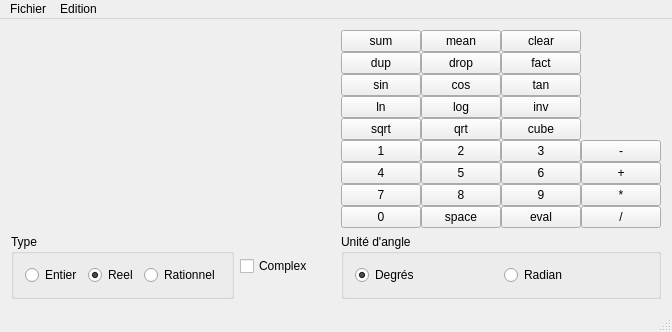
Qt form calcpol/mainwindow.ui (trecouvr/calclpol) before a commit.
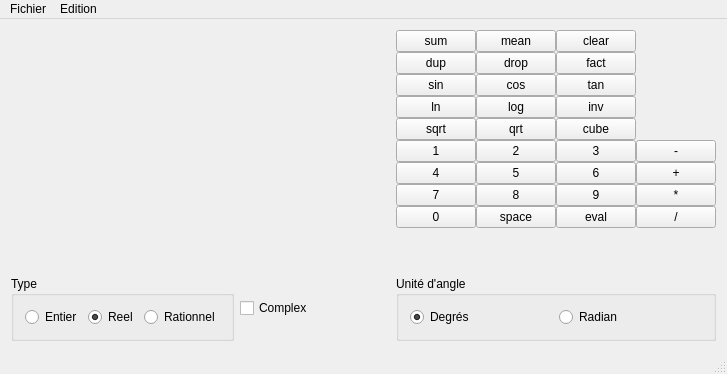
The same form after that commit. Custom widgets are drawn as their Qt base class.

The edit to the form file:
```diff
--- a/calcpol/mainwindow.ui
+++ b/calcpol/mainwindow.ui
@@ -6,8 +6,8 @@
    <rect>
     <x>0</x>
     <y>0</y>
-    <width>672</width>
-    <height>318</height>
+    <width>727</width>
+    <height>374</height>
    </rect>
   </property>
   <property name="windowTitle">
@@ -376,8 +376,8 @@
     <rect>
      <x>0</x>
      <y>0</y>
-     <width>672</width>
-     <height>23</height>
+     <width>727</width>
+     <height>25</height>
     </rect>
    </property>
    <widget class="QMenu" name="menuFichier">
```
Left out of the diff: 13 changed lines with no effect on the pictures.
